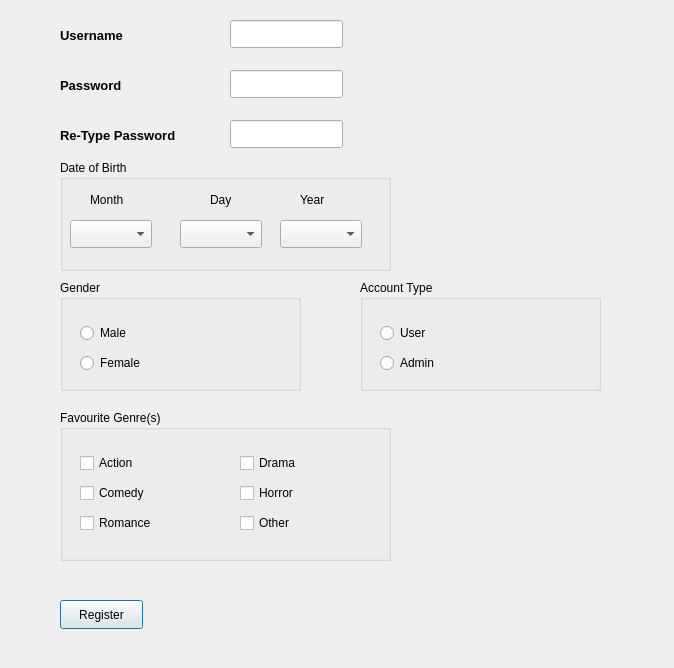
Old version of the form CinemaProject/registerwindow.ui in the repository YoussefMarouf/Qt-Assignments.
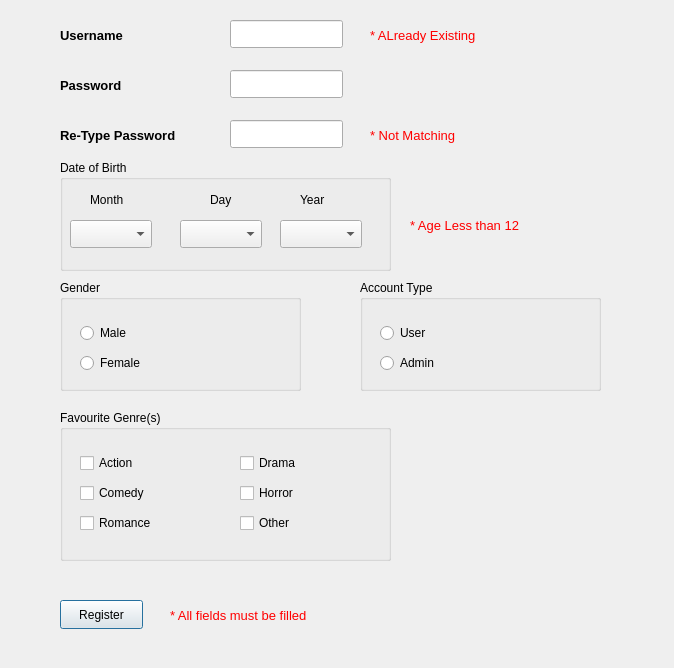
New version of the form.

The edit to the form file:
```diff
--- a/CinemaProject/registerwindow.ui
+++ b/CinemaProject/registerwindow.ui
@@ -346,6 +346,58 @@
     <string>Register</string>
    </property>
   </widget>
+  <widget class="QLabel" name="label_error1">
+   <property name="geometry">
+    <rect>
+     <x>370</x>
+     <y>20</y>
+     <width>201</width>
+     <height>31</height>
+    </rect>
+   </property>
+   <property name="text">
+    <string>&lt;html&gt;&lt;head/&gt;&lt;body&gt;&lt;p&gt;&lt;span style=&quot; font-size:10pt; color:#ff0000;&quot;&gt;* ALready Existing&lt;/span&gt;&lt;/p&gt;&lt;/body&gt;&lt;/html&gt;</string>
+   </property>
+  </widget>
+  <widget class="QLabel" name="label_error2">
+   <property name="geometry">
+    <rect>
+     <x>370</x>
+     <y>120</y>
+     <width>191</width>
+     <height>31</height>
+    </rect>
+   </property>
+   <property name="text">
+    <string>&lt;html&gt;&lt;head/&gt;&lt;body&gt;&lt;p&gt;&lt;span style=&quot; font-size:10pt; color:#ff0000;&quot;&gt;* Not Matching &lt;/span&gt;&lt;/p&gt;&lt;/body&gt;&lt;/html&gt;</string>
+   </property>
+  </widget>
+  <widget class="QLabel" name="label_error3">
+   <property name="geometry">
+    <rect>
+     <x>410</x>
+     <y>210</y>
+     <width>151</width>
+     <height>31</height>
+    </rect>
+   </property>
+   <property name="text">
+    <string>&lt;html&gt;&lt;head/&gt;&lt;body&gt;&lt;p&gt;&lt;span style=&quot; font-size:10pt; color:#ff0000;&quot;&gt;* Age Less than 12&lt;/span&gt;&lt;/p&gt;&lt;/body&gt;&lt;/html&gt;</string>
+   </property>
+  </widget>
+  <widget class="QLabel" name="label_error4">
+   <property name="geometry">
+    <rect>
+     <x>170</x>
+     <y>600</y>
+     <width>201</width>
+     <height>31</height>
+    </rect>
+   </property>
+   <property name="text">
+    <string>&lt;html&gt;&lt;head/&gt;&lt;body&gt;&lt;p&gt;&lt;span style=&quot; font-size:10pt; color:#ff0000;&quot;&gt;* All fields must be filled&lt;/span&gt;&lt;/p&gt;&lt;/body&gt;&lt;/html&gt;</string>
+   </property>
+  </widget>
  </widget>
  <resources/>
  <connections/>
```
